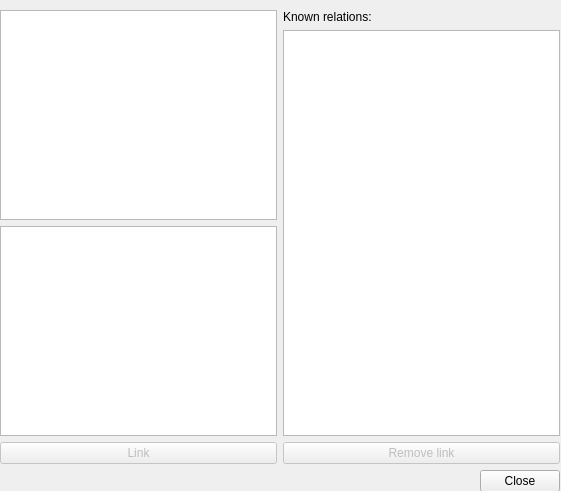
sandraBender/VLN1-hopur2, file linkwindow.ui: the form before one commit.
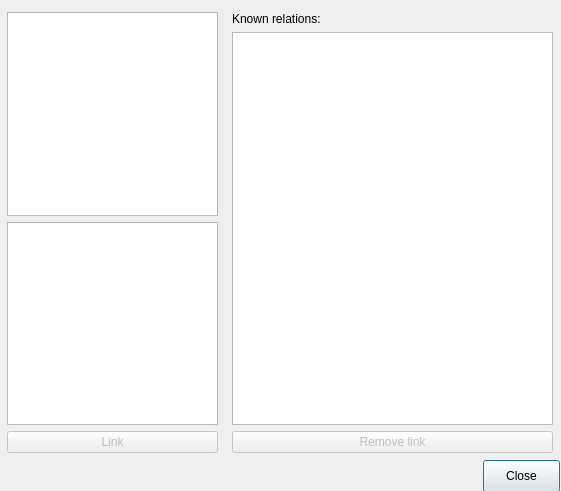
The form after the commit.

```diff
--- a/linkwindow.ui
+++ b/linkwindow.ui
@@ -13,22 +13,35 @@
   <property name="windowTitle">
    <string>Scientists and Computers</string>
   </property>
-  <widget class="QWidget" name="">
+  <widget class="QPushButton" name="button_close">
    <property name="geometry">
     <rect>
-     <x>0</x>
-     <y>10</y>
-     <width>560</width>
-     <height>482</height>
+     <x>483</x>
+     <y>460</y>
+     <width>77</width>
+     <height>32</height>
     </rect>
    </property>
-   <layout class="QVBoxLayout" name="verticalLayout_3">
-    <item>
-     <layout class="QHBoxLayout" name="horizontalLayout">
-      <item>
+   <property name="text">
+    <string>Close</string>
+   </property>
+  </widget>
+  <widget class="QWidget" name="layoutWidget">
+   <property name="geometry">
+    <rect>
+     <x>7</x>
+     <y>12</y>
+     <width>211</width>
+     <height>441</height>
+    </rect>
+   </property>
        <layout class="QVBoxLayout" name="verticalLayout">
         <item>
-         <widget class="QListWidget" name="list_scientists"/>
+     <widget class="QListWidget" name="list_scientists">
+      <property name="resizeMode">
+       <enum>QListView::Adjust</enum>
+      </property>
+     </widget>
         </item>
         <item>
          <widget class="QListWidget" name="list_computers"/>
@@ -44,8 +57,16 @@
          </widget>
         </item>
        </layout>
-      </item>
-      <item>
+  </widget>
+  <widget class="QWidget" name="layoutWidget">
+   <property name="geometry">
+    <rect>
+     <x>232</x>
+     <y>12</y>
+     <width>321</width>
+     <height>441</height>
+    </rect>
+   </property>
        <layout class="QVBoxLayout" name="verticalLayout_2">
         <item>
          <widget class="QLabel" name="label_known_relations">
@@ -55,7 +76,35 @@
          </widget>
         </item>
         <item>
-         <widget class="QListWidget" name="list_known_relations"/>
+     <widget class="QTableWidget" name="table_known_relations">
+      <property name="selectionBehavior">
+       <enum>QAbstractItemView::SelectRows</enum>
+      </property>
+      <property name="showGrid">
+       <bool>false</bool>
+      </property>
+      <attribute name="horizontalHeaderVisible">
+       <bool>false</bool>
+      </attribute>
+      <attribute name="verticalHeaderVisible">
+       <bool>false</bool>
+      </attribute>
+      <column>
+       <property name="text">
+        <string>sciname</string>
+       </property>
+      </column>
+      <column>
+       <property name="text">
+        <string>Name</string>
+       </property>
+      </column>
+      <column>
+       <property name="text">
+        <string>compname</string>
+       </property>
+      </column>
+     </widget>
         </item>
         <item>
          <widget class="QPushButton" name="button_remove_link">
@@ -64,17 +113,6 @@
           </property>
           <property name="text">
            <string>Remove link</string>
-          </property>
-         </widget>
-        </item>
-       </layout>
-      </item>
-     </layout>
-    </item>
-    <item alignment="Qt::AlignRight">
-     <widget class="QPushButton" name="button_close">
-      <property name="text">
-       <string>Close</string>
       </property>
      </widget>
     </item>
```
Lines whose indentation alone changed are shown as unchanged.
